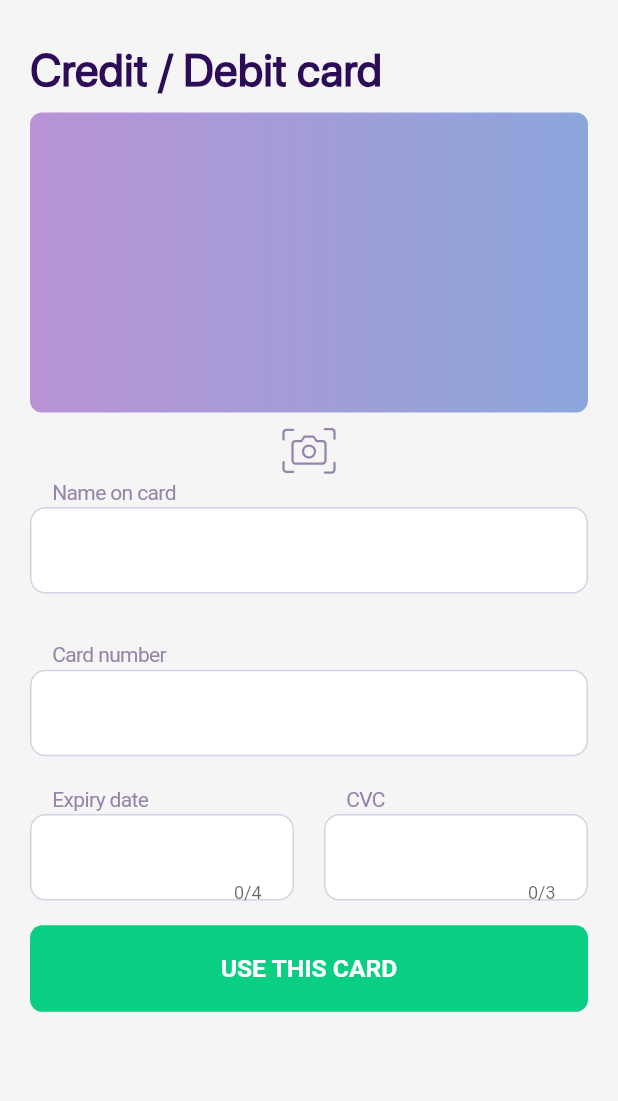
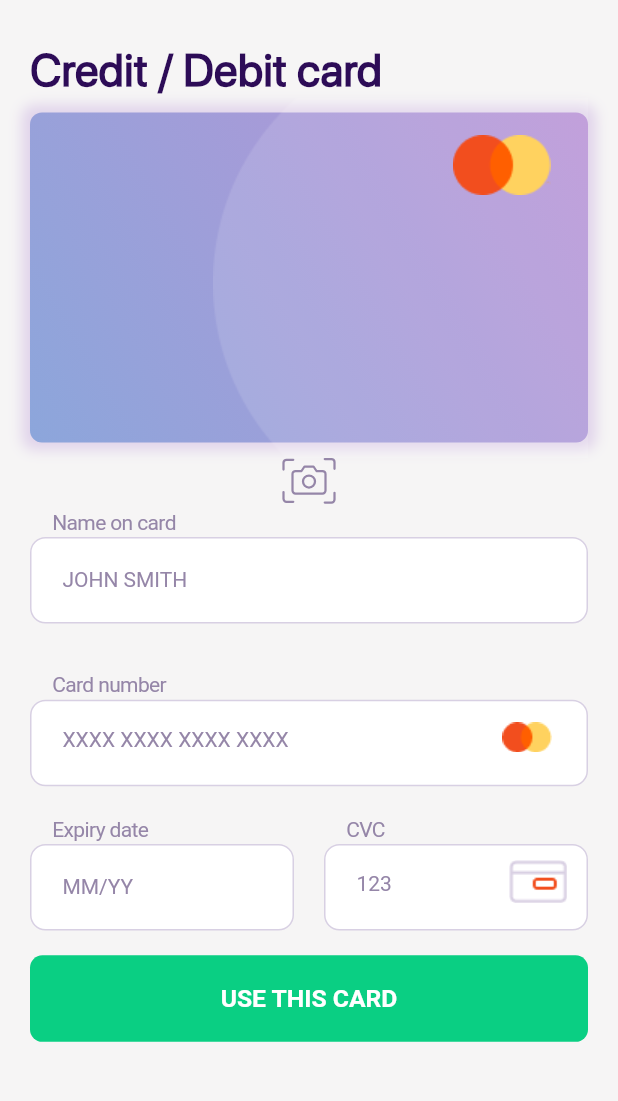
Before and after one commit to hanaemiii/Firebase-flutter-project, a Flutter app: the CreditCardPage screen opened directly, on a phone screen of 412 x 824 dp, the part 99-1200 px from its top. Run offline on Flutter 3.47's test engine with Material 2 defaults, Android fonts, the phone set to English and light mode, and no system bars; our stand-ins replace cloud_firestore, firebase_core, flutter_svg; accounts and stored records are empty; Roboto replaces fonts that are missing (SF Pro Text).

Commit message:
Some changes

```diff
--- a/lib/main.dart
+++ b/lib/main.dart
@@ -6,6 +6,7 @@ import 'package:flutter/material.dart';
 import 'package:testing_final_project/models/shopping_cart.dart';
 import 'package:provider/provider.dart';
 import 'package:firebase_core/firebase_core.dart';
+import 'package:testing_final_project/pages/credit_card_page.dart';
 
 
 void main() async {
--- a/lib/pages/credit_card_page.dart
+++ b/lib/pages/credit_card_page.dart
@@ -36,16 +36,9 @@ class _CreditCardPageState extends State<CreditCardPage> {
           ),
         ),
       ),
-      body: buildBody(),
-    );
-  }
-
-  Widget buildBody() {
-    double screenWidth = MediaQuery.of(context).size.width;
-
-    return SingleChildScrollView(
+      body: SingleChildScrollView(
         child: Container(
-        padding: EdgeInsets.symmetric(horizontal: 20),
+          padding: EdgeInsets.only(right: 20, left:20, bottom:60),
           child: Column(
             crossAxisAlignment: CrossAxisAlignment.start,
             children: [
@@ -60,19 +53,55 @@ class _CreditCardPageState extends State<CreditCardPage> {
                   color: Color(0xff2d0c57),
                 ),
               ),
+              Stack(
+                children: [
                   Container(
                     margin: EdgeInsets.symmetric(vertical: 10),
+                    height: 220,
                     decoration: BoxDecoration(
                       gradient: LinearGradient(
-                  colors: [Color(0xFFB993D6), Color(0xFF8CA6DB)],
+                        begin: Alignment.topRight,
+                        end: Alignment.bottomLeft,
+                        colors: [
+                          Color(0xFFB993D6),
+                          Color(0xFF8CA6DB),
+                        ],
                       ),
                       borderRadius: BorderRadius.circular(8),
+                      boxShadow: [
+      BoxShadow(
+                color: Color.fromRGBO(184, 148, 215, 0.35),
+        spreadRadius: 5,
+        blurRadius: 7,
+        // offset: Offset(0, 3),
       ),
-              width: screenWidth,
-              height: 200,
-              child: Column(
+    ],
+                    ),
+                  ),
+                  Positioned(
+                    top: 0,
+                    right: 0,
+                    bottom: 0,
+                    child: Image.asset(
+                      'assets/images/Ellipse.png',
+                      fit: BoxFit.cover,
+                    ),
+                  ),
+                  Column(
                     crossAxisAlignment: CrossAxisAlignment.start,
                     children: [
+                      Container(
+                        alignment: Alignment.topRight,
+                        padding: EdgeInsets.all(25),
+                        child: Image.asset(
+                          'assets/images/mc_symbol.png',
+                        ),
+                      ),
+                      if (cardNumberController.text.isEmpty)
+                        Padding(
+                          padding: const EdgeInsets.all(15.0),
+                          child: Text(''),
+                        ),
                       if (cardNumberController.text.isNotEmpty)
                         Padding(
                           padding: const EdgeInsets.all(15.0),
@@ -102,13 +131,14 @@ class _CreditCardPageState extends State<CreditCardPage> {
                           child: Row(
                             mainAxisAlignment: MainAxisAlignment.spaceBetween,
                             children: [
+                              if (nameController.text.isEmpty) Text(''),
                               if (nameController.text.isNotEmpty)
                                 Text(
                                   nameController.text.toUpperCase(),
                                   style: TextStyle(
                                     color: Colors.white,
                                     fontFamily: 'SF Pro Display',
-                                fontSize: 26,
+                                    fontSize: 20,
                                     fontWeight: FontWeight.w500,
                                     height: 30.908 / 26,
                                     letterSpacing: 2.283,
@@ -127,7 +157,7 @@ class _CreditCardPageState extends State<CreditCardPage> {
                                   style: TextStyle(
                                     color: Colors.white,
                                     fontFamily: 'SF Pro Display',
-                                fontSize: 26,
+                                    fontSize: 20,
                                     fontWeight: FontWeight.w500,
                                     height: 30.908 / 26,
                                     letterSpacing: 2.283,
@@ -170,6 +200,7 @@ class _CreditCardPageState extends State<CreditCardPage> {
                         ),
                     ],
                   ),
+                ],
               ),
               Center(
                 child: SvgPicture.asset(
@@ -179,19 +210,23 @@ class _CreditCardPageState extends State<CreditCardPage> {
               buildTextFieldColumn(
                 'Name on card',
                 'JOHN SMITH',
-              screenWidth,
+                MediaQuery.of(context).size.width,
                 controller: nameController,
                 displayController: nameController,
                 type: TextInputType.text,
+                maxLength: 24,
               ),
-            SizedBox(height: screenWidth * 0.03),
+              SizedBox(height: MediaQuery.of(context).size.width * 0.03),
               buildTextFieldColumn(
                 'Card number',
                 'XXXX XXXX XXXX XXXX',
-              screenWidth,
+                MediaQuery.of(context).size.width,
                 controller: cardNumberController,
                 displayController: cardNumberController,
                 type: TextInputType.number,
+                maxLength: 19,
+                    suffixIcon: Image.asset('assets/images/mc_symbol 1.png'),
+
               ),
               Row(
                 mainAxisAlignment: MainAxisAlignment.spaceBetween,
@@ -200,11 +235,11 @@ class _CreditCardPageState extends State<CreditCardPage> {
                     child: buildTextFieldColumn(
                       'Expiry date',
                       'MM/YY',
-                    screenWidth / 2,
+                      MediaQuery.of(context).size.width / 2,
                       controller: cardExpirationController,
                       displayController: cardExpirationController,
                       type: TextInputType.number,
-                    maxLength: 4,
+                      maxLength: 5,
                     ),
                   ),
                   SizedBox(width: 20),
@@ -212,28 +247,30 @@ class _CreditCardPageState extends State<CreditCardPage> {
                     child: buildTextFieldColumn(
                       'CVC',
                       '123',
-                    screenWidth / 2,
+                      MediaQuery.of(context).size.width / 2,
                       controller: cardCvcController,
                       displayController: cardCvcController,
                       type: TextInputType.number,
                       maxLength: 3,
+    suffixIcon: Image.asset('assets/images/Hint.png'),
                     ),
                   ),
                 ],
               ),
               Container(
-              width: screenWidth,
-              height: screenWidth * 0.14,
+                width: MediaQuery.of(context).size.width,
+                height: MediaQuery.of(context).size.width * 0.14,
                 decoration: BoxDecoration(
                   color: Color(0xff0acf83),
-                borderRadius: BorderRadius.circular(screenWidth * 0.02),
+                  borderRadius: BorderRadius.circular(
+                      MediaQuery.of(context).size.width * 0.02),
                 ),
                 child: Center(
                   child: Text(
                     'USE THIS CARD',
                     textAlign: TextAlign.center,
                     style: TextStyle(
-                    fontSize: screenWidth * 0.04,
+                      fontSize: MediaQuery.of(context).size.width * 0.04,
                       fontWeight: FontWeight.w600,
                       color: Color(0xffffffff),
                     ),
@@ -243,6 +280,7 @@ class _CreditCardPageState extends State<CreditCardPage> {
             ],
           ),
         ),
+      ),
     );
   }
 
@@ -250,17 +288,22 @@ class _CreditCardPageState extends State<CreditCardPage> {
       {required TextEditingController controller,
         required TextEditingController displayController,
         required type,
-      int? maxLength}) {
+        int? maxLength,
+        Widget? suffixIcon}) {
     double screenWidth = MediaQuery.of(context).size.width;
 
     List<TextInputFormatter> inputFormatters = [];
 
     if (label == 'Name on card') {
       inputFormatters.add(FilteringTextInputFormatter.singleLineFormatter);
-      inputFormatters.add(UpperCaseTextFormatter());
+    }
+    if (label == 'Card number') {
+      inputFormatters.add(CardNumberFormatter());
     }
 
-    if (label == 'Expiry date' || label == 'CVC') {
+    if (label == 'Expiry date') {
+      inputFormatters.add(ExpiryDateFormatter());
+    } else if (label == 'CVC') {
       inputFormatters.add(FilteringTextInputFormatter.digitsOnly);
     }
 
@@ -300,13 +343,14 @@ class _CreditCardPageState extends State<CreditCardPage> {
               inputFormatters: inputFormatters,
               onChanged: (text) {
                 displayController.text = text;
+                setState(() {});
               },
               decoration: InputDecoration(
-                hintText: '',
+                hintText: hint,
                 hintStyle: TextStyle(
-                  height: 0,
+                  height: 2,
                   fontFamily: "SF Pro Text",
-                  fontSize: 0,
+                  fontSize: 14,
                   letterSpacing: 0,
                   fontWeight: FontWeight.w400,
                   color: Color(0xFF9586A8),
@@ -318,6 +362,8 @@ class _CreditCardPageState extends State<CreditCardPage> {
                   screenWidth * 0.05,
                   screenWidth * 0.02,
                 ),
+                counterText: "",
+                suffixIcon: suffixIcon,
               ),
             ),
           ),
@@ -327,13 +373,39 @@ class _CreditCardPageState extends State<CreditCardPage> {
   }
 }
 
-class UpperCaseTextFormatter extends TextInputFormatter {
+class ExpiryDateFormatter extends TextInputFormatter {
   @override
   TextEditingValue formatEditUpdate(
       TextEditingValue oldValue, TextEditingValue newValue) {
+    String formattedText = newValue.text;
+
+    if (formattedText.length == 2 && newValue.selection.baseOffset == 2) {
+      formattedText += '/';
+    }
+
     return TextEditingValue(
-      text: newValue.text != null ? newValue.text!.toUpperCase() : '',
-      selection: newValue.selection,
+      text: formattedText,
+      selection: TextSelection.collapsed(offset: formattedText.length),
     );
   }
 }
+
+class CardNumberFormatter extends TextInputFormatter {
+  @override
+  TextEditingValue formatEditUpdate(
+      TextEditingValue oldValue, TextEditingValue newValue) {
+    String formattedText = newValue.text.replaceAll(RegExp(r'\D'), '');
+
+    StringBuffer buffer = StringBuffer();
+    for (int i = 0; i < formattedText.length; i++) {
+      buffer.write(formattedText[i]);
+      int index = i + 1;
+      if (index % 4 == 0 && formattedText.length != index) {
+        buffer.write(" ");
+      }
+    }
+
+    return TextEditingValue(
+        text: buffer.toString(), selection: TextSelection.collapsed(offset: buffer.length));
+  }
+}
--- a/pubspec.yaml
+++ b/pubspec.yaml
@@ -39,7 +39,6 @@ dependencies:
   cloud_firestore: ^4.12.2
   provider: ^6.0.5
   flutter_svg: ^2.0.5
-
 
 
 dev_dependencies:
@@ -95,6 +94,10 @@ flutter:
     - assets/images/home.svg
     - assets/images/photo_camera.svg
     - assets/images/Ellipse.svg
+    - assets/images/Ellipse.png
+    - assets/images/mc_symbol.png
+    - assets/images/Hint.png
+    - assets/images/mc_symbol 1.png
 
 
   # An image asset can refer to one or more resolution-specific "variants", see
```
Also changed, not shown: assets/images/Ellipse.png (added), assets/images/Hint.png (added), assets/images/mc_symbol 1.png (added), assets/images/mc_symbol.png (added). Lines whose indentation alone changed are shown as unchanged.
